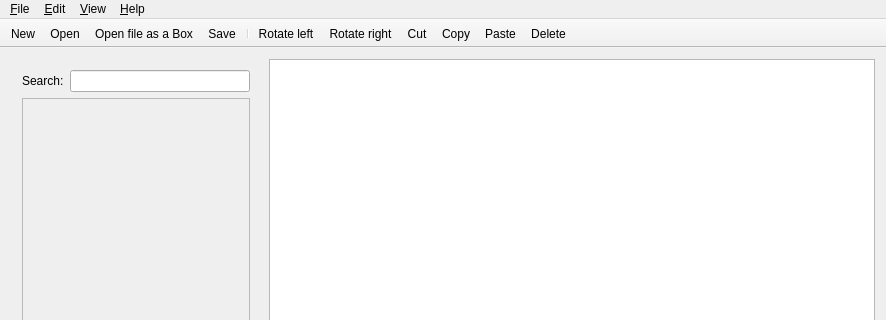
Qt form app/mainwindow.ui (GIBIS-UNIFESP/wiRedPanda) before a commit; both pictures show x 0 to 886 and y 0 to 320 of the 886 by 765 pixel window.
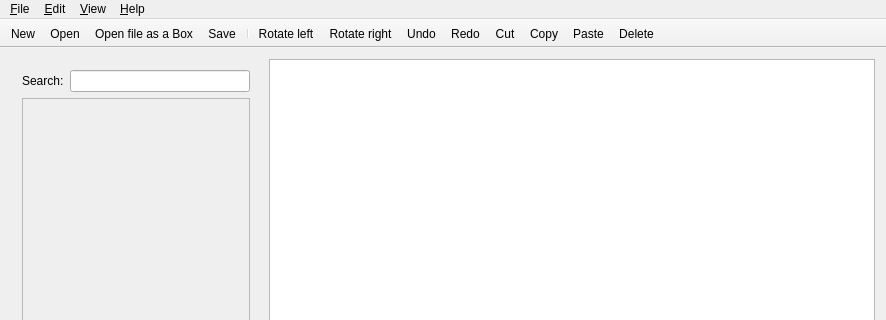
The same form after that commit. The open tabs and pages were chosen to show the change. Icons and pictures are not drawn. Custom widgets are drawn as their Qt base class.

Commit message: Undo and redo added to main toolbar

What changed in the file:
```diff
--- a/app/mainwindow.ui
+++ b/app/mainwindow.ui
@@ -1014,6 +1014,8 @@
    <addaction name="separator"/>
    <addaction name="actionRotate_left"/>
    <addaction name="actionRotate_right"/>
+   <addaction name="actionUndo"/>
+   <addaction name="actionRedo"/>
    <addaction name="actionCut"/>
    <addaction name="actionCopy"/>
    <addaction name="actionPaste"/>
```
Left out of the diff: 28 changed lines with no effect on the pictures. The commit also changes 3 other files.
